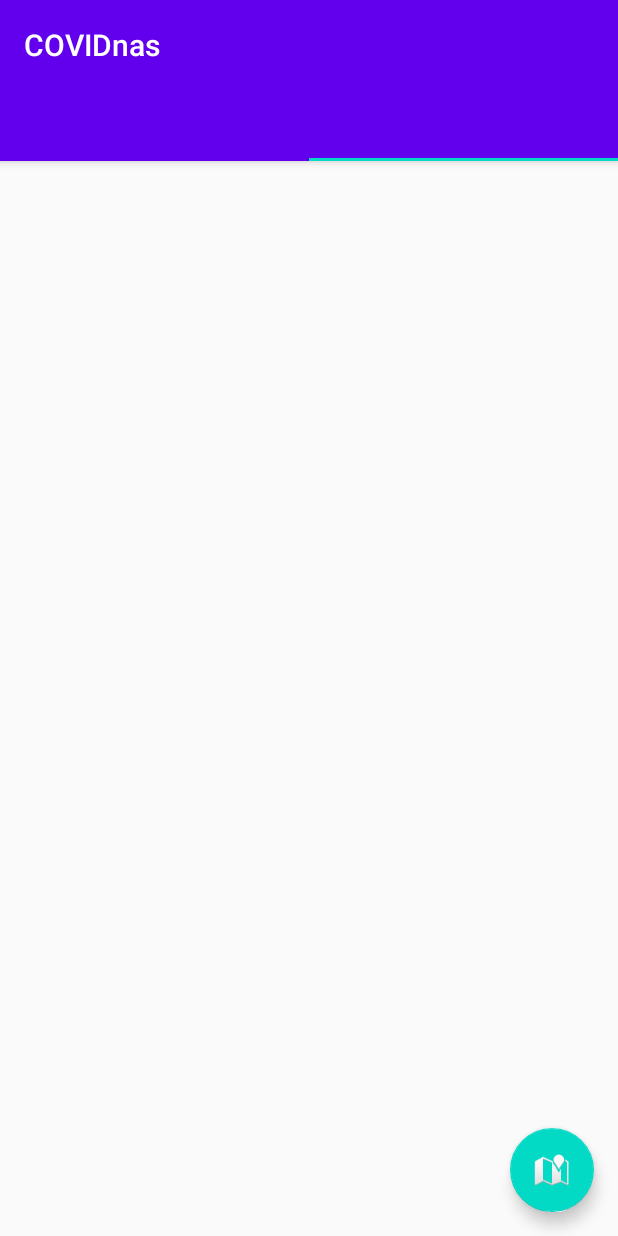
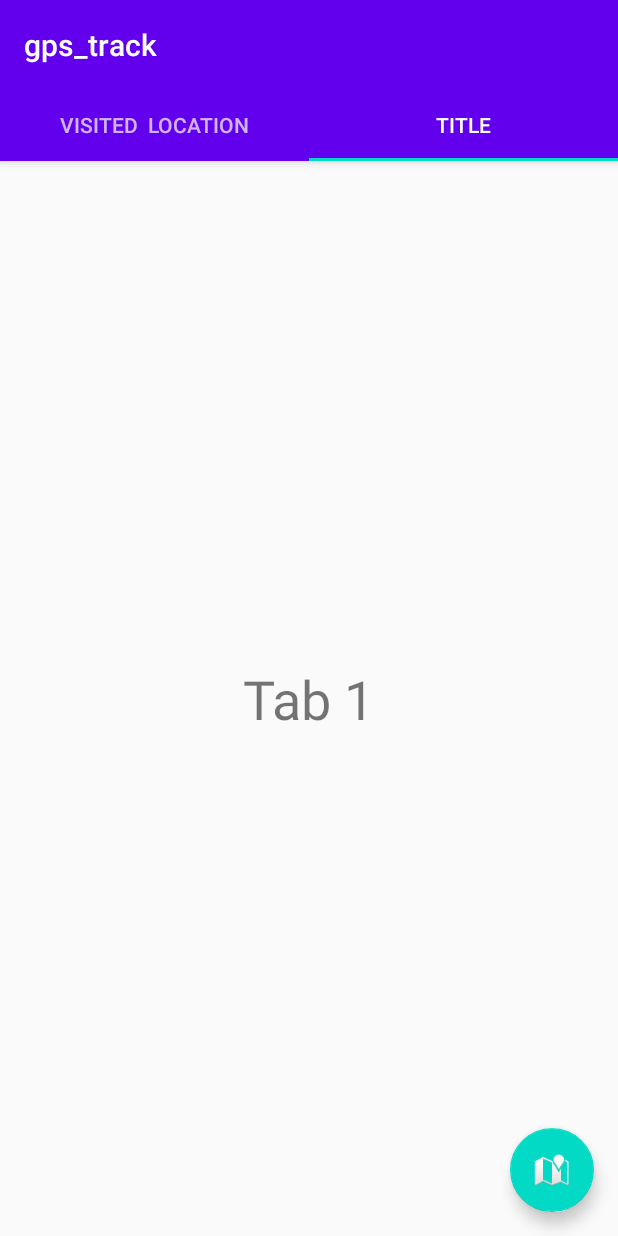
Before and after one commit to sazan10/Contact_tracing, an Android app: the MainActivity screen opened directly, with no data from a screen before it, tab 2 chosen, on a phone screen of 412 x 824 dp. Run offline under Robolectric (Android 15) with nearby library versions, the light colour scheme and no system bars.

Commit message:
tab title added and fetched data from server using Okhttp for news

```diff
--- a/app/build.gradle
+++ b/app/build.gradle
@@ -33,6 +33,7 @@ dependencies {
     implementation 'androidx.lifecycle:lifecycle-extensions:2.0.0'
     implementation 'com.google.android.gms:play-services-maps:17.0.0'
     testImplementation 'junit:junit:4.12'
+    implementation 'com.squareup.okhttp3:okhttp:3.9.1'
     androidTestImplementation 'androidx.test.ext:junit:1.1.1'
     androidTestImplementation 'androidx.test.espresso:espresso-core:3.2.0'
     implementation 'com.google.android.gms:play-services-location:17.0.0'
--- a/app/src/main/AndroidManifest.xml
+++ b/app/src/main/AndroidManifest.xml
@@ -13,7 +13,9 @@
         android:label="@string/app_name"
         android:roundIcon="@mipmap/ic_launcher_round"
         android:supportsRtl="true"
-        android:theme="@style/AppTheme">
+        android:theme="@style/AppTheme"
+        android:networkSecurityConfig="@xml/network_security_config"
+        >
 
         <!--
              The API key for Google Maps-based APIs is defined as a string resource.
--- a/app/src/main/java/com/example/myapplication/MainActivity.java
+++ b/app/src/main/java/com/example/myapplication/MainActivity.java
@@ -11,9 +11,7 @@ import android.location.LocationManager;
 import android.os.Build;
 import android.os.Bundle;
 
-import com.google.android.gms.location.LocationRequest;
 import com.google.android.material.floatingactionbutton.FloatingActionButton;
-import com.google.android.material.snackbar.Snackbar;
 import com.google.android.material.tabs.TabLayout;
 
 import androidx.annotation.NonNull;
@@ -22,17 +20,12 @@ import androidx.core.content.ContextCompat;
 import androidx.fragment.app.Fragment;
 import androidx.fragment.app.FragmentManager;
 import androidx.fragment.app.FragmentPagerAdapter;
-import androidx.fragment.app.FragmentTransaction;
 import androidx.viewpager.widget.ViewPager;
 import androidx.appcompat.app.AppCompatActivity;
 
 import android.util.Log;
-import android.view.Menu;
-import android.view.MenuItem;
 import android.view.View;
 import android.widget.Toast;
-
-import com.example.myapplication.ui.main.SectionsPagerAdapter;
 
 import java.util.ArrayList;
 import java.util.List;
@@ -58,8 +51,8 @@ public class MainActivity extends AppCompatActivity {
 //        SectionsPagerAdapter sectionsPagerAdapter = new SectionsPagerAdapter(this, getSupportFragmentManager());
 
         ViewPager viewPager = findViewById(R.id.view_pager);
-        adapter.addFrag(new Tab1Fragment());
-        adapter.addFrag(new Tab2Fragment());
+        adapter.addFrag(new Tab1Fragment(),"Visited  Location");
+        adapter.addFrag(new Tab2Fragment(), "News");
 
         viewPager.setAdapter(adapter);
 //        viewPager.setAdapter(sectionsPagerAdapter);
@@ -160,7 +153,7 @@ public class MainActivity extends AppCompatActivity {
     class ViewPagerAdapter extends FragmentPagerAdapter {
 
         private final List<Fragment> mFragmentList = new ArrayList<>();
-
+        private final List<String> mFragmentTitleList = new ArrayList<>();
         public ViewPagerAdapter(FragmentManager fm) {
             super(fm);
         }
@@ -176,8 +169,18 @@ public class MainActivity extends AppCompatActivity {
             return mFragmentList.size();
         }
 
-        void addFrag(Fragment fragment) {
+        void addFrag(Fragment fragment, String title) {
             mFragmentList.add(fragment);
+            mFragmentTitleList.add(title);
+        }
+        @Override
+        public CharSequence getPageTitle(int position) {
+
+            //here you can set your custom title by using position
+            if (position==1)
+                return "Title";
+            else
+                return mFragmentTitleList.get(position);
         }
     }
 
--- a/app/src/main/java/com/example/myapplication/Tab2Fragment.java
+++ b/app/src/main/java/com/example/myapplication/Tab2Fragment.java
@@ -1,15 +1,74 @@
 package com.example.myapplication;
 
 import android.os.Bundle;
+import android.util.Log;
 import android.view.LayoutInflater;
 import android.view.View;
 import android.view.ViewGroup;
+import android.widget.TextView;
+
+
+import java.io.IOException;
 
 import androidx.fragment.app.Fragment;
+import okhttp3.Call;
+import okhttp3.Callback;
+import okhttp3.OkHttpClient;
+import okhttp3.Request;
+import okhttp3.Response;
 
 public class Tab2Fragment extends Fragment {
+
+    OkHttpClient client = new OkHttpClient();
+
     @Override
     public View onCreateView(LayoutInflater inflater, ViewGroup container, Bundle savedInstanceState) {
-        return inflater.inflate(R.layout.frag1, container, false);
+        //            String d= String.valueOf(doGetRequest("http://192.168.43.192:3000/rss/"));
+        View rootView = inflater.inflate(R.layout.frag2, container, false);
+    final TextView myAwesomeTextView= (TextView) rootView.findViewById(R.id.textView1);
+//            String d = example.run("http://192.168.43.192:3000/rss/") ;
+        Request request = new Request.Builder()
+                .url("http://192.168.43.192:3000/rss/")
+//                .url("https://reqres.in/api/users?page=2")
+                .build();
+        Response response = null;
+
+        client.newCall(request).enqueue(new Callback() {
+            @Override
+            public void onFailure(Call call, IOException e) {
+                e.printStackTrace();
+                Log.i("response",e.toString());
+            }
+
+            @Override
+            public void onResponse(Call call, Response response) throws IOException {
+                if(response.isSuccessful())
+                {
+                    final String myResponse = response.body().string();
+//                    return myResponse;
+                    Log.i("Response",myResponse);
+                    getActivity().runOnUiThread(new Runnable() {
+                        @Override
+                        public void run() {
+                            myAwesomeTextView.setText(myResponse);
+                        }
+                    });
+                }
+            }
+        });
+
+
+//            Log.i("rss feed",d);
+        return rootView;
+
     }
+
+//    String doGetRequest(String url) throws IOException {
+//        Request request = new Request.Builder()
+//                .url(url)
+//                .build();
+//
+//        Response response = client.newCall(request).execute();
+//        return response.body().string();
+//    }
 }
--- a/app/src/main/res/layout/frag2.xml
+++ b/app/src/main/res/layout/frag2.xml
@@ -6,6 +6,7 @@
         android:layout_width="wrap_content"
         android:layout_height="wrap_content"
         android:layout_centerInParent="true"
+        android:id="@+id/textView1"
         android:text="Tab 1"
         android:textSize="36sp" />
 
--- a/app/src/main/res/values/strings.xml
+++ b/app/src/main/res/values/strings.xml
@@ -1,5 +1,5 @@
 <resources>
-    <string name="app_name">COVIDnas</string>
+    <string name="app_name">gps_track</string>
     <string name="tab_text_1">Tab 1</string>
     <string name="tab_text_2">Tab 2</string>
     <string name="title_activity_maps">Map</string>
--- /dev/null
+++ b/app/src/main/res/xml/network_security_config.xml
@@ -0,0 +1,4 @@
+<?xml version="1.0" encoding="utf-8"?>
+<network-security-config>
+    <base-config cleartextTrafficPermitted="true"/>
+</network-security-config>
```
Also changed, not shown: 1 other file.
